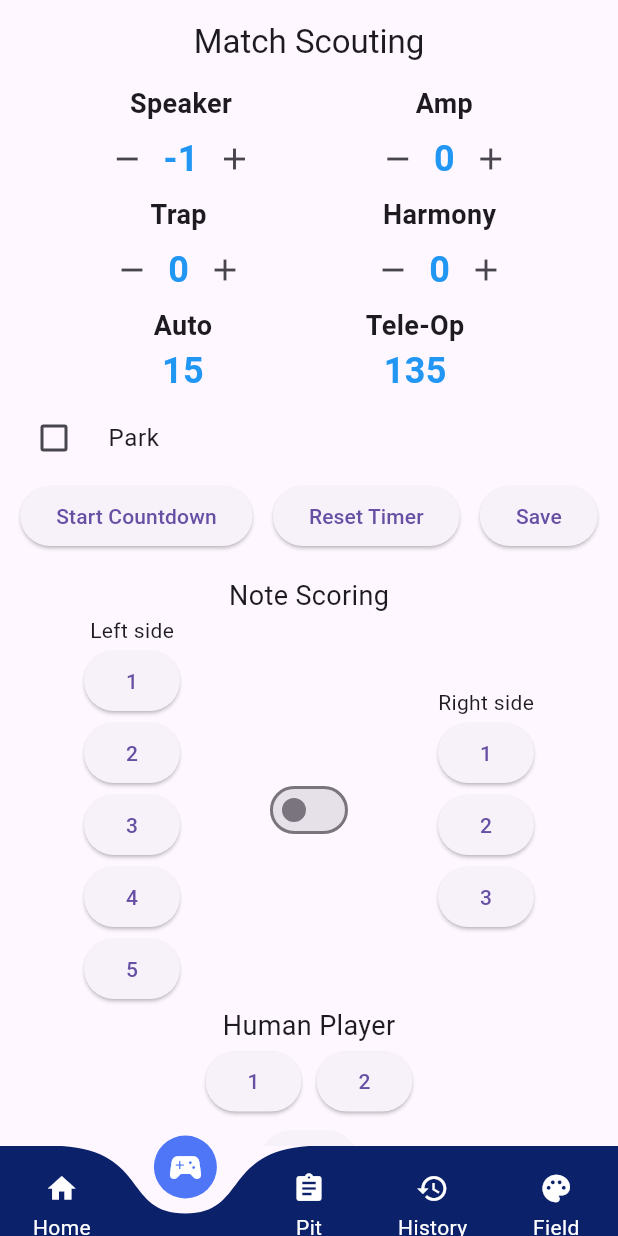
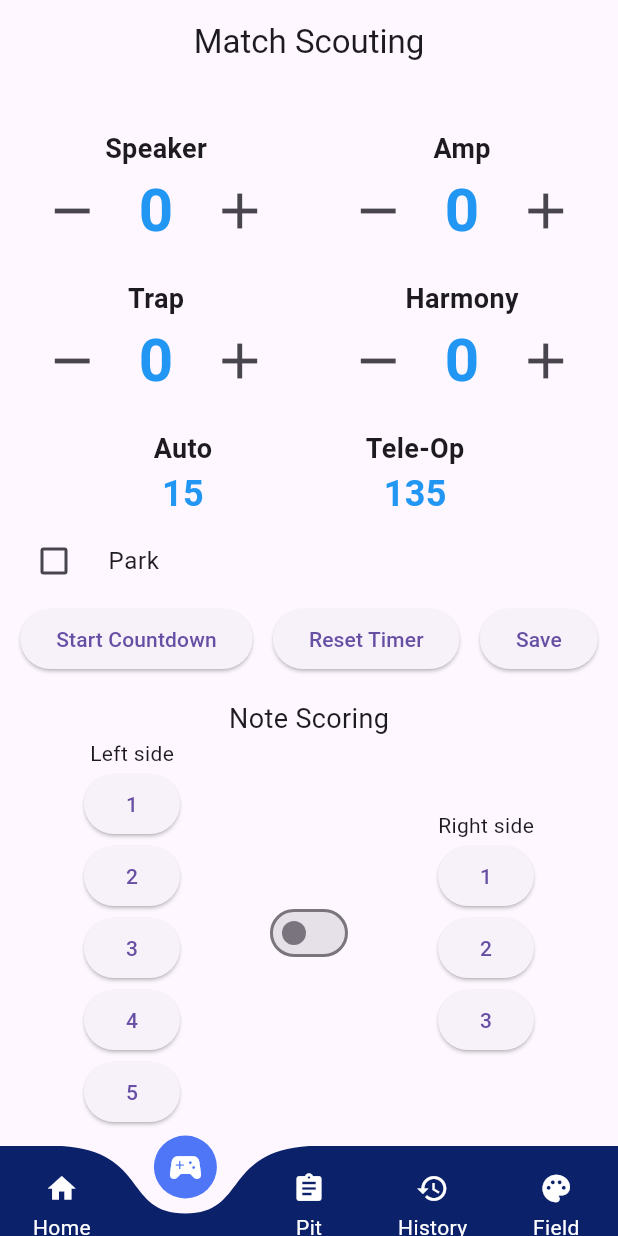
Before and after one commit to Team-Optix-3749/Optix-Scouting, a Flutter app: the screen it shows after launch, item 2 of the bottom bar chosen, after a tap on the "remove" icon, on a phone screen of 412 x 824 dp. Run offline on Flutter 3.47's test engine with Material 3 defaults, Android fonts, the phone set to English and light mode, and no system bars; drawn by our look-alikes of curved_navigation_bar; our stand-ins replace carousel_slider, csv, dropdown_button2, flutter_slidable, flutter_svg, gallery_saver and 3 more; missing offline and left inert: flutter_octicons, image_painter; statements that could not run were skipped; project files that could hold a hidden picture were left out.

Commit message:
make the buttons a lot bigger, spacing

```diff
--- a/lib/pages/match.dart
+++ b/lib/pages/match.dart
@@ -80,8 +80,6 @@ class _MatchState extends State<Match> {
     super.initState();
   }
 
-
-
   void _startAutoTimer() {
     setState(() {
       isAuto = true;
@@ -148,6 +146,7 @@ class _MatchState extends State<Match> {
           mainAxisAlignment: MainAxisAlignment.center,
           crossAxisAlignment: CrossAxisAlignment.center,
           children: [
+            SizedBox(height: 30),
             Row(
               mainAxisAlignment: MainAxisAlignment.spaceEvenly,
               children: [
@@ -215,7 +214,7 @@ class _MatchState extends State<Match> {
                 child: Text('Save'),
               ),
             ]),
-            NoteMapping(), HumanPlayer(),
+            NoteMapping(),
           ],
         ),
       ),
@@ -244,43 +243,46 @@ class _MatchState extends State<Match> {
   }
 
   Widget _buildCounter(String label, int count) {
-    return Column(
+    return SizedBox(
+      width: 200,
+      height: 100,
+      child: Column(
         children: [
           Text(
             label,
             style: TextStyle(fontSize: 18, fontWeight: FontWeight.bold),
           ),
           Row(
-          mainAxisAlignment: MainAxisAlignment.center,
+            mainAxisAlignment: MainAxisAlignment.spaceEvenly,
             children: [
               IconButton(
                 onPressed: () {
                   setState(() {
                     if (label == "Speaker") {
                       if (isAuto) {
-                      autospeakerCount--;
+                        if (autospeakerCount > 0) autospeakerCount--;
                       } else {
-                      telespeakerCount--;
+                        if (telespeakerCount > 0) telespeakerCount--;
                       }
                     } else if (label == "Amp") {
                       if (isAuto) {
-                      autoampCount--;
+                        if (autoampCount > 0) autoampCount--;
                       } else {
-                      teleampCount--;
+                        if (teleampCount > 0) teleampCount--;
                       }
                     } else if (label == "Trap") {
-                    trapCount--;
+                      if (trapCount > 0) trapCount--;
                     } else if (label == "Harmony") {
-                    harmonyCount--;
+                      if (harmonyCount > 0) harmonyCount--;
                     }
                   });
                 },
-              icon: Icon(Icons.remove),
+                icon: Icon(Icons.remove, size: 40),
               ),
               Text(
                 count.toString(),
                 style: TextStyle(
-                fontSize: 24,
+                  fontSize: 40,
                   fontWeight: FontWeight.bold,
                   color: Colors.blue,
                 ),
@@ -307,11 +309,12 @@ class _MatchState extends State<Match> {
                     }
                   });
                 },
-              icon: Icon(Icons.add),
+                icon: Icon(Icons.add, size: 40),
               ),
             ],
           ),
         ],
+      ),
     );
   }
 
```
Lines whose indentation alone changed are shown as unchanged.
